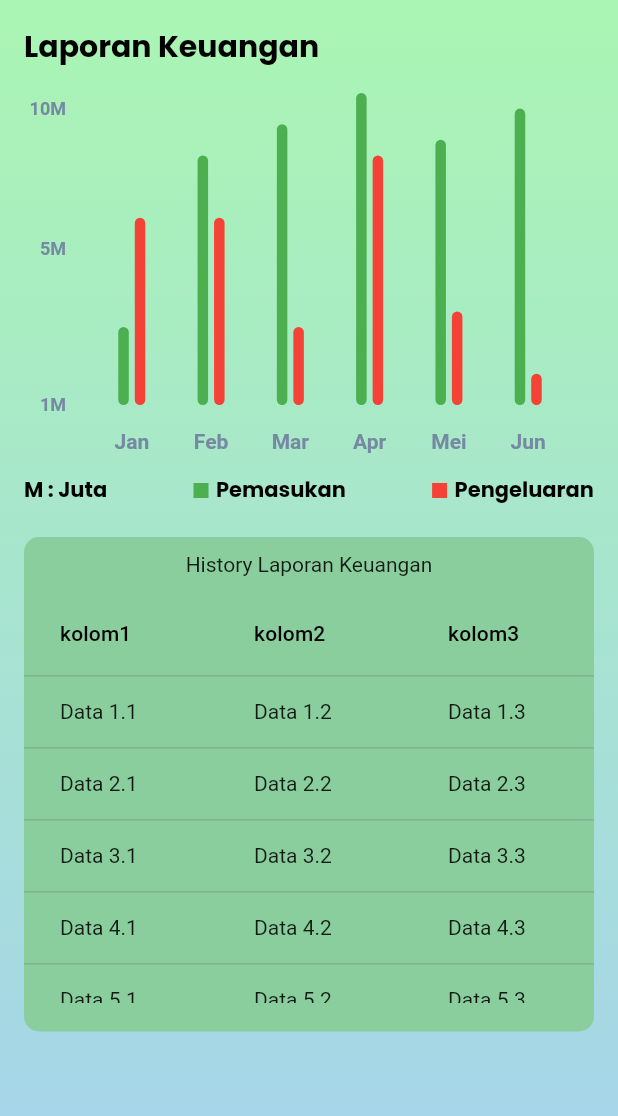
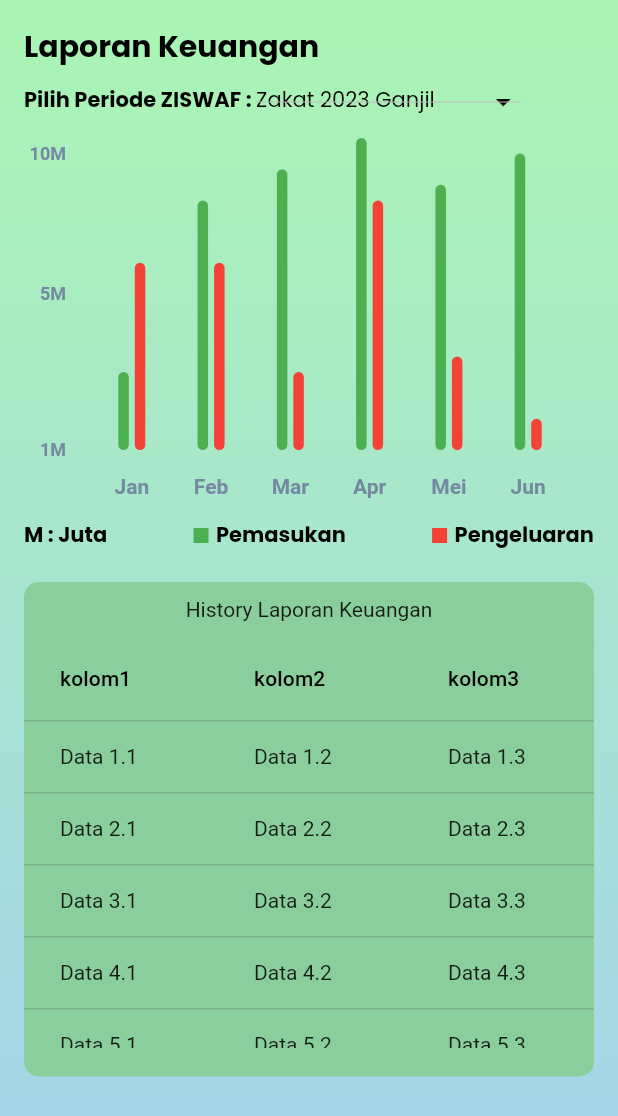
Before and after one commit to M-FarhanFadhillah/Murobi, a Flutter app: the KeuanganPages screen opened directly, on a phone screen of 412 x 824 dp. Shown: the top 1116 px of the screen. Run offline on Flutter 3.47's test engine with Material 2 defaults, Android fonts, the phone set to English and light mode, and no system bars; drawn by our look-alikes of fl_chart; our stand-ins replace auto_size_text, file_picker, font_awesome_flutter, from_css_color, go_router, google_fonts and 3 more; missing offline and left inert: json_path; accounts and stored records are empty; project files that could hold a hidden picture were left out.

Commit message:
fix keuangan

```diff
--- a/masjid/lib/screens/dashboard/keuangan_pages.dart
+++ b/masjid/lib/screens/dashboard/keuangan_pages.dart
@@ -9,6 +9,7 @@ class KeuanganPages extends StatefulWidget {
 }
 
 class _KeuanganPagesState extends State<KeuanganPages> {
+  String selectedValue = 'Zakat 2023 Ganjil';
   final double width = 7;
 
   late List<BarChartGroupData> rawBarGroups;
@@ -112,6 +113,55 @@ class _KeuanganPagesState extends State<KeuanganPages> {
                     color: Color(0xff000000),
                   ),
                 ),
+                Container(
+                    margin: EdgeInsets.only(top: 10),
+                    height: 20,
+                    width: MediaQuery.of(context).size.width,
+                    child: Row(
+                      mainAxisAlignment: MainAxisAlignment.start,
+                      children: [
+                        const Text(
+                          "Pilih Periode ZISWAF : ",
+                          textAlign: TextAlign.start,
+                          overflow: TextOverflow.clip,
+                          style: TextStyle(
+                            fontFamily: 'poppins',
+                            fontWeight: FontWeight.bold,
+                            fontStyle: FontStyle.normal,
+                            fontSize: 14,
+                            color: Color(0xff000000),
+                          ),
+                        ),
+                        DropdownButton<String>(
+                          value: selectedValue,
+                          onChanged: (String? value) {
+                            setState(() {
+                              selectedValue = value!;
+                            });
+                          },
+                          icon: Icon(
+                            Icons.arrow_drop_down,
+                            color: Colors.black,
+                          ),
+                          items: ["Zakat 2023 Ganjil", "Infaq 2023 Ganjil", "Shodaqoh 2023 Ganjil", "Wakaf 2023 Ganjil"]
+                              .map((String value) {
+                            return DropdownMenuItem<String>(
+                              value: value,
+                              child: Text(
+                                value,
+                                style: TextStyle(
+                                  fontFamily: 'poppins',
+                                  fontStyle: FontStyle.normal,
+                                  fontSize: 14,
+                                  color: Color(0xff000000),
+
+                                ),
+                                ),
+                            );
+                          }).toList(),
+                        ),
+                      ],
+                    )),
                 Container(
                   width: MediaQuery.of(context).size.width,
                   margin: EdgeInsets.only(top: 16),
```
Also changed, not shown: masjid/lib/screens/dashboard/qurban_pages.dart (+15 -37 lines).
